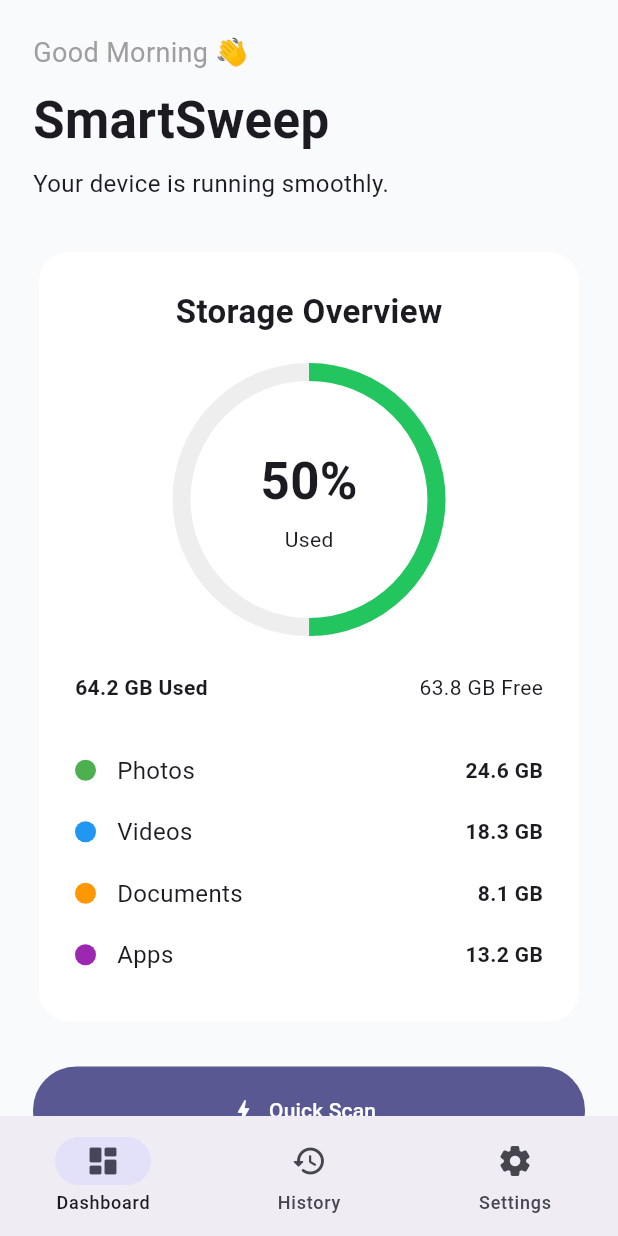
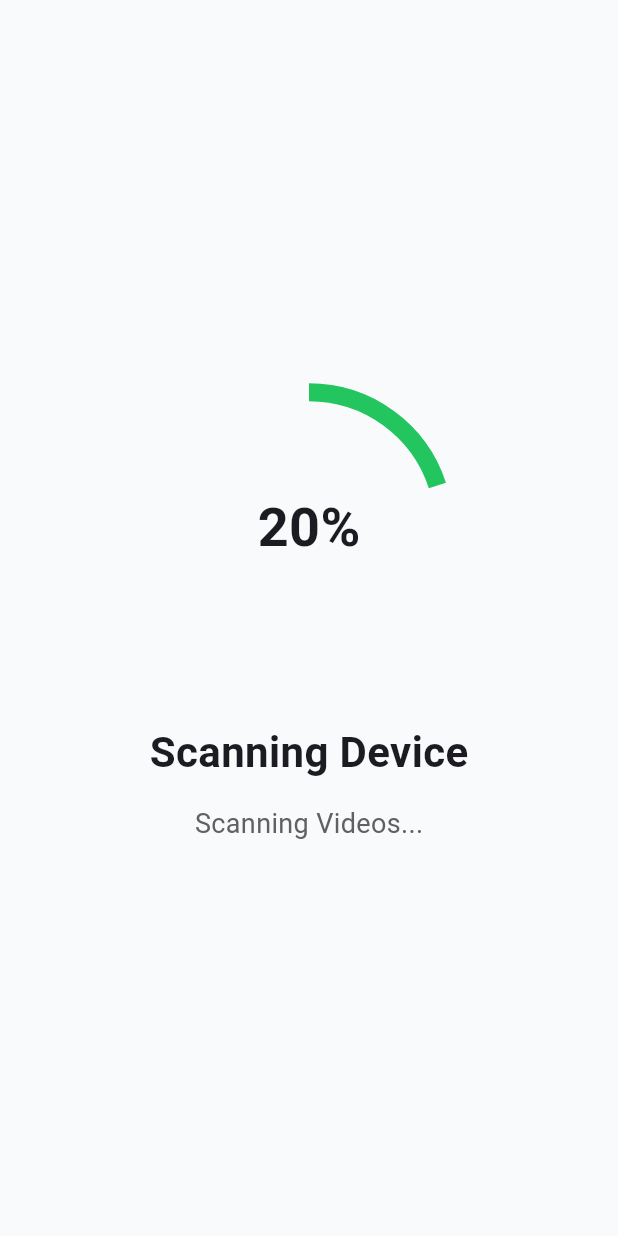
Before and after one commit to itusharsharma/SmartSweep-App, a Flutter app: the DashboardScreen screen opened by its route, after a tap on "Quick Scan", on a phone screen of 412 x 824 dp. Run offline on Flutter 3.47's test engine with Material 3 defaults, Android fonts, the phone set to English and light mode, and no system bars.

Commit message:
Implement storage overview and mock scan workflow

```diff
--- a/lib/app/routes.dart
+++ b/lib/app/routes.dart
@@ -3,15 +3,22 @@ import 'package:flutter/material.dart';
 import '../features/screens/presentation/splash/splash_screen.dart';
 import '../features/onboarding/presentation/onboarding_screen.dart';
 import '../features/dashboard/presentation/dashboard_screen.dart';
+import '../features/scanner/presentation/scan_screen.dart';
+import '../features/scanner/presentation/scan_results_screen.dart';
 
 class AppRoutes {
   static const splash = '/';
   static const onboarding = '/onboarding';
   static const dashboard = '/dashboard';
+  static const scan = '/scan';
+  static const scanResults = '/scan-results';
+  static const cleaning = '/cleaning';
 
   static final routes = <String, WidgetBuilder>{
     splash: (_) => const SplashScreen(),
     onboarding: (_) => const OnboardingScreen(),
     dashboard: (_) => const DashboardScreen(),
+    scan: (_) => const ScanScreen(),
+    scanResults: (_) => const ScanResultsScreen(),
   };
 }
--- a/lib/features/dashboard/presentation/dashboard_screen.dart
+++ b/lib/features/dashboard/presentation/dashboard_screen.dart
@@ -1,6 +1,7 @@
 import 'package:flutter/material.dart';
 
 import '../../../../app/colors.dart';
+import '../../../../app/routes.dart';
 
 class DashboardScreen extends StatelessWidget {
   const DashboardScreen({super.key});
@@ -15,15 +16,15 @@ class DashboardScreen extends StatelessWidget {
         destinations: const [
           NavigationDestination(
             icon: Icon(Icons.dashboard_rounded),
-            label: "Dashboard",
+            label: 'Dashboard',
           ),
           NavigationDestination(
             icon: Icon(Icons.history_rounded),
-            label: "History",
+            label: 'History',
           ),
           NavigationDestination(
             icon: Icon(Icons.settings_rounded),
-            label: "Settings",
+            label: 'Settings',
           ),
         ],
       ),
@@ -35,7 +36,7 @@ class DashboardScreen extends StatelessWidget {
             crossAxisAlignment: CrossAxisAlignment.start,
             children: [
               const Text(
-                "Good Morning 👋",
+                'Good Morning 👋',
                 style: TextStyle(
                   fontSize: 18,
                   color: Colors.grey,
@@ -45,7 +46,7 @@ class DashboardScreen extends StatelessWidget {
               const SizedBox(height: 8),
 
               const Text(
-                "SmartSweep",
+                'SmartSweep',
                 style: TextStyle(
                   fontSize: 34,
                   fontWeight: FontWeight.bold,
@@ -55,7 +56,7 @@ class DashboardScreen extends StatelessWidget {
               const SizedBox(height: 6),
 
               const Text(
-                "Your device is running smoothly.",
+                'Your device is running smoothly.',
                 style: TextStyle(fontSize: 16),
               ),
 
@@ -67,7 +68,7 @@ class DashboardScreen extends StatelessWidget {
                   child: Column(
                     children: [
                       const Text(
-          "Storage Overview",
+                        'Storage Overview',
                         style: TextStyle(
                           fontSize: 22,
                           fontWeight: FontWeight.bold,
@@ -86,25 +87,25 @@ class DashboardScreen extends StatelessWidget {
                               width: 170,
                               height: 170,
                               child: CircularProgressIndicator(
-                  value: 0.50,
+                                value: 0.5,
                                 strokeWidth: 12,
                                 backgroundColor: Colors.grey.shade200,
                                 color: AppColors.primary,
                               ),
                             ),
 
-              Column(
+                            const Column(
                               mainAxisAlignment: MainAxisAlignment.center,
-                children: const [
+                              children: [
                                 Text(
-                    "50%",
+                                  '50%',
                                   style: TextStyle(
                                     fontSize: 34,
                                     fontWeight: FontWeight.bold,
                                   ),
                                 ),
                                 SizedBox(height: 4),
-                  Text("Used"),
+                                Text('Used'),
                               ],
                             ),
                           ],
@@ -114,64 +115,70 @@ class DashboardScreen extends StatelessWidget {
                       const SizedBox(height: 30),
 
                       const Row(
-          mainAxisAlignment: MainAxisAlignment.spaceBetween,
+                        mainAxisAlignment:
+                            MainAxisAlignment.spaceBetween,
                         children: [
                           Text(
-              "64.2 GB Used",
+                            '64.2 GB Used',
                             style: TextStyle(
                               fontWeight: FontWeight.bold,
                             ),
                           ),
-            Text("63.8 GB Free"),
+                          Text('63.8 GB Free'),
                         ],
                       ),
 
                       const SizedBox(height: 25),
 
-        const _StorageItem(
+                      const StorageItem(
                         color: Colors.green,
-          title: "Photos",
-          value: "24.6 GB",
+                        title: 'Photos',
+                        value: '24.6 GB',
                       ),
 
-        _StorageItem(
+                      const StorageItem(
                         color: Colors.blue,
-          title: "Videos",
-          value: "18.3 GB",
+                        title: 'Videos',
+                        value: '18.3 GB',
                       ),
 
-        _StorageItem(
+                      const StorageItem(
                         color: Colors.orange,
-          title: "Documents",
-          value: "8.1 GB",
+                        title: 'Documents',
+                        value: '8.1 GB',
                       ),
 
-        _StorageItem(
+                      const StorageItem(
                         color: Colors.purple,
-          title: "Apps",
-          value: "13.2 GB",
+                        title: 'Apps',
+                        value: '13.2 GB',
                       ),
                     ],
                   ),
                 ),
               ),
 
-              const SizedBox(height: 26),
+              const SizedBox(height: 25),
 
               SizedBox(
                 width: double.infinity,
                 height: 58,
                 child: FilledButton.icon(
                   icon: const Icon(Icons.bolt),
-                  label: const Text("Quick Scan"),
-                  onPressed: () {},
+                  label: const Text('Quick Scan'),
+                  onPressed: () {
+                    Navigator.pushNamed(
+                      context,
+                      AppRoutes.scan,
+                    );
+                  },
                 ),
               ),
 
-              const SizedBox(height: 34),
+              const SizedBox(height: 35),
 
               const Text(
-                "Categories",
+                'Categories',
                 style: TextStyle(
                   fontSize: 22,
                   fontWeight: FontWeight.bold,
@@ -183,15 +190,16 @@ class DashboardScreen extends StatelessWidget {
               GridView.count(
                 crossAxisCount: 2,
                 shrinkWrap: true,
-                physics: const NeverScrollableScrollPhysics(),
+                physics:
+                    const NeverScrollableScrollPhysics(),
                 childAspectRatio: 1.3,
                 crossAxisSpacing: 16,
                 mainAxisSpacing: 16,
                 children: const [
-                  _CategoryCard(Icons.photo, "Photos"),
-                  _CategoryCard(Icons.video_library, "Videos"),
-                  _CategoryCard(Icons.description, "Documents"),
-                  _CategoryCard(Icons.apps, "Apps"),
+                  CategoryCard(Icons.photo, 'Photos'),
+                  CategoryCard(Icons.video_library, 'Videos'),
+                  CategoryCard(Icons.description, 'Documents'),
+                  CategoryCard(Icons.apps, 'Apps'),
                 ],
               ),
 
@@ -199,13 +207,17 @@ class DashboardScreen extends StatelessWidget {
 
               Card(
                 child: ListTile(
-                  leading: CircleAvatar(
+                  leading: const CircleAvatar(
                     backgroundColor: AppColors.primary,
-                    child: Icon(Icons.cleaning_services,
-                        color: Colors.white),
+                    child: Icon(
+                      Icons.cleaning_services,
+                      color: Colors.white,
                     ),
-                  title: const Text("Last Cleanup"),
-                  subtitle: const Text("Yesterday • Freed 1.8 GB"),
+                  ),
+                  title: const Text('Last Cleanup'),
+                  subtitle: const Text(
+                    'Yesterday • Freed 1.8 GB',
+                  ),
                 ),
               ),
 
@@ -218,11 +230,15 @@ class DashboardScreen extends StatelessWidget {
   }
 }
 
-class _CategoryCard extends StatelessWidget {
+class CategoryCard extends StatelessWidget {
   final IconData icon;
   final String title;
 
-  const _CategoryCard(this.icon, this.title);
+  const CategoryCard(
+    this.icon,
+    this.title, {
+    super.key,
+  });
 
   @override
   Widget build(BuildContext context) {
@@ -251,12 +267,14 @@ class _CategoryCard extends StatelessWidget {
     );
   }
 }
-class _StorageItem extends StatelessWidget {
+
+class StorageItem extends StatelessWidget {
   final Color color;
   final String title;
   final String value;
 
-  const _StorageItem({
+  const StorageItem({
+    super.key,
     required this.color,
     required this.title,
     required this.value,
@@ -265,7 +283,7 @@ class _StorageItem extends StatelessWidget {
   @override
   Widget build(BuildContext context) {
     return Padding(
-      padding: const EdgeInsets.symmetric(vertical: 9),
+      padding: const EdgeInsets.symmetric(vertical: 8),
       child: Row(
         children: [
           Container(
@@ -276,16 +294,8 @@ class _StorageItem extends StatelessWidget {
               shape: BoxShape.circle,
             ),
           ),
-
           const SizedBox(width: 14),
-
-          Expanded(
-            child: Text(
-              title,
-              style: const TextStyle(fontSize: 16),
-            ),
-          ),
-
+          Expanded(child: Text(title)),
           Text(
             value,
             style: const TextStyle(
--- /dev/null
+++ b/lib/features/scanner/presentation/scan_screen.dart
@@ -0,0 +1,130 @@
+import 'dart:async';
+
+import 'package:flutter/material.dart';
+
+import '../../../../app/colors.dart';
+import '../../../../app/routes.dart';
+
+class ScanScreen extends StatefulWidget {
+  const ScanScreen({super.key});
+
+  @override
+  State<ScanScreen> createState() => _ScanScreenState();
+}
+
+class _ScanScreenState extends State<ScanScreen> {
+
+  double progress = 0;
+
+  int stage = 0;
+
+  final stages = [
+    "Analyzing Photos...",
+    "Scanning Videos...",
+    "Checking Documents...",
+    "Finding Junk Files...",
+    "Optimizing Results..."
+  ];
+
+  @override
+  void initState() {
+    super.initState();
+
+    Timer.periodic(
+      const Duration(milliseconds: 700),
+      (timer) {
+
+        if (progress >= 1) {
+          timer.cancel();
+
+          Navigator.pushReplacementNamed(
+            context,
+            AppRoutes.scanResults,
+          );
+
+          return;
+        }
+
+        setState(() {
+          progress += 0.2;
+
+          if (stage < stages.length - 1) {
+            stage++;
+          }
+        });
+      },
+    );
+  }
+
+  @override
+  Widget build(BuildContext context) {
+    return Scaffold(
+      backgroundColor: AppColors.background,
+      body: SafeArea(
+        child: Center(
+          child: Padding(
+            padding: const EdgeInsets.all(28),
+            child: Column(
+              mainAxisAlignment: MainAxisAlignment.center,
+              children: [
+
+                SizedBox(
+                  width: 180,
+                  height: 180,
+                  child: Stack(
+                    alignment: Alignment.center,
+                    children: [
+
+                      SizedBox(
+                        width: 180,
+                        height: 180,
+                        child: CircularProgressIndicator(
+                          value: progress,
+                          strokeWidth: 12,
+                          color: AppColors.primary,
+                        ),
+                      ),
+
+                      Text(
+                        "${(progress * 100).toInt()}%",
+                        style: const TextStyle(
+                          fontSize: 36,
+                          fontWeight: FontWeight.bold,
+                        ),
+                      ),
+                    ],
+                  ),
+                ),
+
+                const SizedBox(height: 40),
+
+                const Text(
+                  "Scanning Device",
+                  style: TextStyle(
+                    fontSize: 28,
+                    fontWeight: FontWeight.bold,
+                  ),
+                ),
+
+                const SizedBox(height: 15),
+
+                AnimatedSwitcher(
+                  duration: const Duration(milliseconds: 400),
+                  child: Text(
+                    stages[stage],
+                    key: ValueKey(stage),
+                    style: TextStyle(
+                      fontSize: 18,
+                      color: Colors.grey.shade700,
+                    ),
+                  ),
+                ),
+
+              ],
+            ),
+          ),
+        ),
+      ),
+    );
+  }
+}
```
Also changed, not shown: lib/features/scanner/presentation/scan_results_screen.dart (added, +151 -0 lines). Lines whose indentation alone changed are shown as unchanged.
